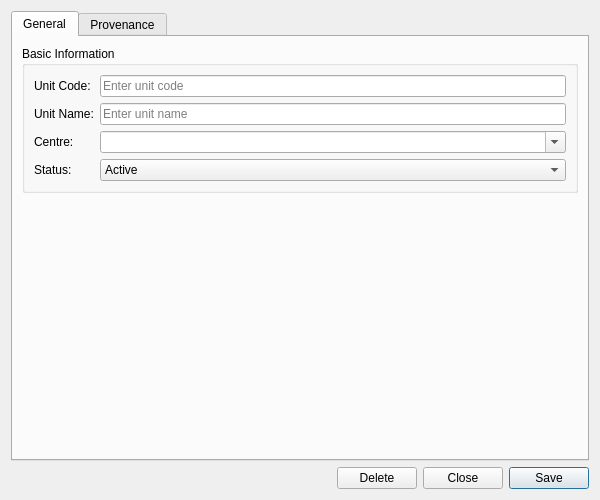
First picture: the form in projects/ores.qt/ui/BusinessUnitDetailDialog.ui, repository OreStudio/OreStudio, before the edit.
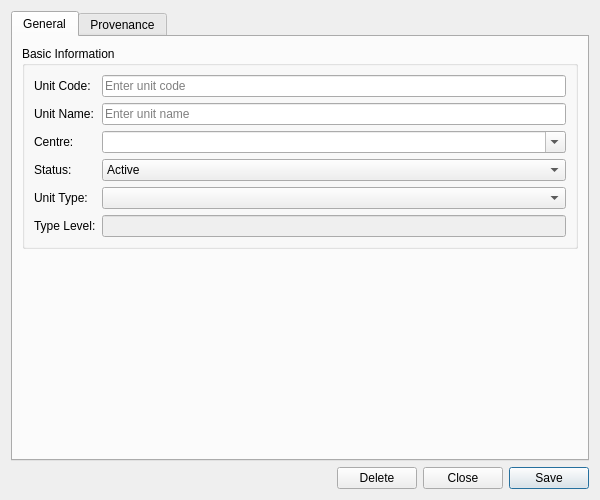
Second picture: the form after the edit. Custom widgets are drawn as their Qt base class.

Commit message:
[qt] Add unit type selector to BusinessUnit dialog
Adds business unit type dropdown to BusinessUnitDetailDialog with async
loading of available types and read-only level display.

```diff
--- a/projects/ores.qt/ui/BusinessUnitDetailDialog.ui
+++ b/projects/ores.qt/ui/BusinessUnitDetailDialog.ui
@@ -106,6 +106,33 @@
             </item>
            </widget>
           </item>
+          <item row="4" column="0">
+           <widget class="QLabel" name="label_unitTypeCombo">
+            <property name="text">
+             <string>Unit Type:</string>
+            </property>
+           </widget>
+          </item>
+          <item row="4" column="1">
+           <widget class="QComboBox" name="unitTypeCombo"/>
+          </item>
+          <item row="5" column="0">
+           <widget class="QLabel" name="label_unitTypeLevelEdit">
+            <property name="text">
+             <string>Type Level:</string>
+            </property>
+           </widget>
+          </item>
+          <item row="5" column="1">
+           <widget class="QLineEdit" name="unitTypeLevelEdit">
+            <property name="enabled">
+             <bool>false</bool>
+            </property>
+            <property name="readOnly">
+             <bool>true</bool>
+            </property>
+           </widget>
+          </item>
          </layout>
         </widget>
        </item>
```
The commit also changes 2 other files.
